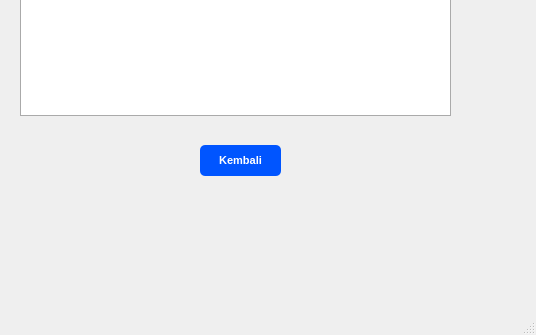
Above: lihat_data_pasien.ui from naylasalsdev-project/SudiKasusUAS before the change; both pictures show x 110 to 646 and y 265 to 600 of the 646 by 600 pixel window. Below: the same form after it.
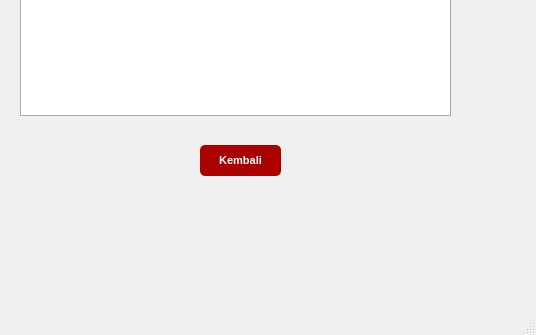
That is the form after the change.

Diff of the .ui file:
```diff
--- a/lihat_data_pasien.ui
+++ b/lihat_data_pasien.ui
@@ -95,7 +95,7 @@
     </property>
     <property name="styleSheet">
      <string notr="true">QPushButton {
-    background-color: rgb(0, 85, 255);
+    background-color: rgb(170, 0, 0);
     color: white;
     border-radius: 5px;   
     padding: 6px;           
```
